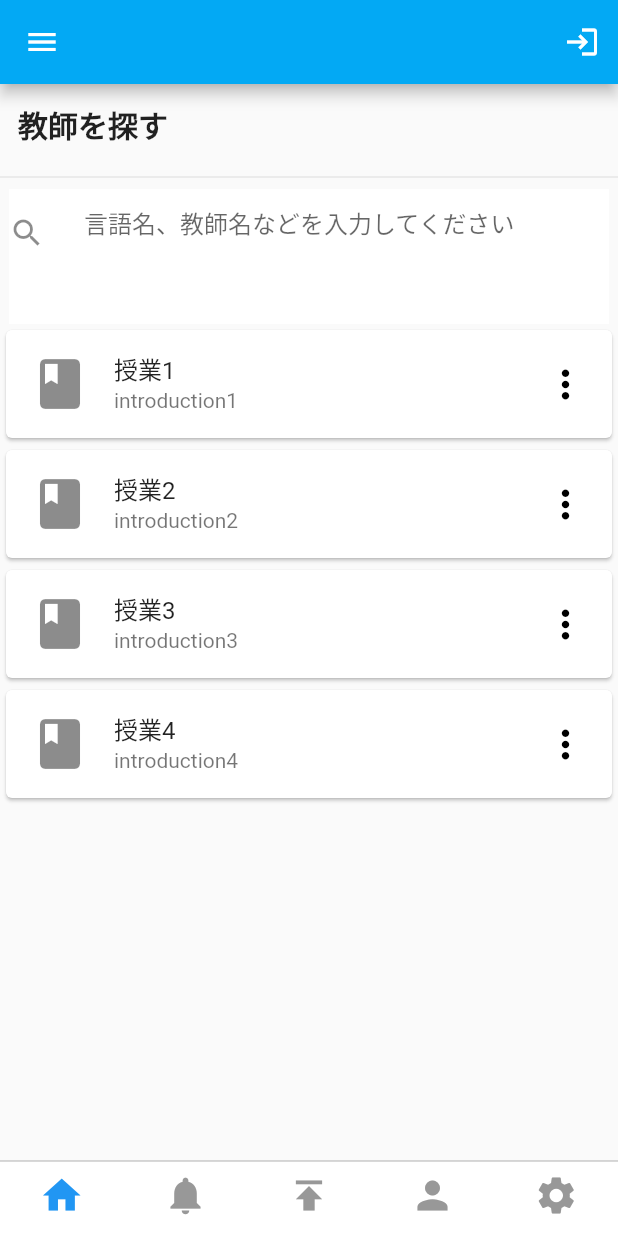
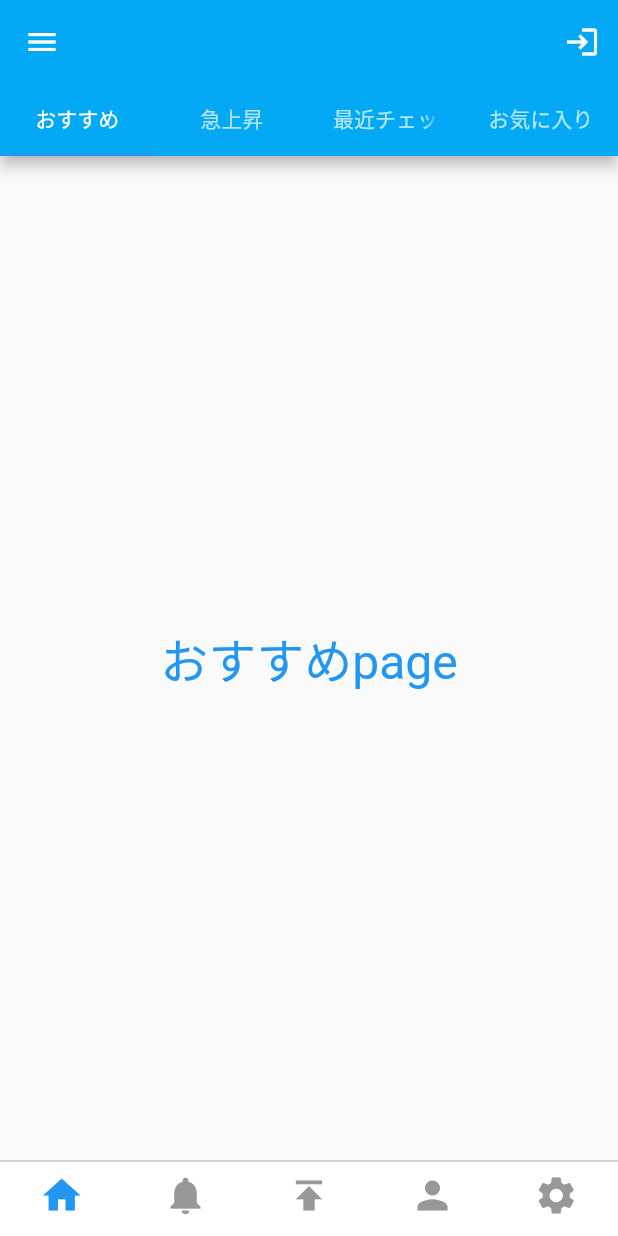
Before and after one commit to Aky-kashi/onetime, a Flutter app: the screen it shows after launch, on a phone screen of 412 x 824 dp. Run offline on Flutter 3.47's test engine with Material 2 defaults, Android fonts, the phone set to English and light mode, and no system bars; our stand-ins replace cloud_firestore, firebase_auth, firebase_core, flutter_hooks, flutter_signin_button, fluttertoast and 2 more; accounts and stored records are empty.

Commit message:
update: homesceen tab

```diff
--- a/lib/screens/home/home_screen.dart
+++ b/lib/screens/home/home_screen.dart
@@ -7,12 +7,27 @@ class HomeScreen extends StatefulWidget {
   _HomeScreenState createState() => _HomeScreenState();
 }
 
-class _HomeScreenState extends State<HomeScreen> {
+class _HomeScreenState extends State<HomeScreen>
+    with SingleTickerProviderStateMixin {
   String text = '';
 
   void chatbox(String input) {
     text = input;
     setState(() {});
+  }
+
+  final List<Tab> tabs = <Tab>[
+    Tab(text: 'おすすめ'),
+    Tab(text: '急上昇'),
+    Tab(text: '最近チェック'),
+    Tab(text: 'お気に入り'),
+  ];
+
+  TabController _tabController;
+
+  void initState() {
+    super.initState();
+    _tabController = TabController(vsync: this, length: tabs.length);
   }
 
   @override
@@ -104,72 +119,48 @@ class _HomeScreenState extends State<HomeScreen> {
         ),
       ),
       appBar: AppBar(
+        //up tab
+        bottom: TabBar(
+          controller: _tabController,
+          tabs: tabs,
+        ),
+
         centerTitle: true,
         actions: [
           IconButton(
-          icon:Icon(Icons.login),
-          onPressed: () {
-            Navigator.push(
-              context,
-              MaterialPageRoute(builder: (context) => LoginScreen()),
-            );}
-          )],
+              icon: Icon(Icons.login),
+              onPressed: () {
+                Navigator.push(
+                  context,
+                  MaterialPageRoute(builder: (context) => LoginScreen()),
+                );
+              })
+        ],
         backgroundColor: Colors.lightBlue,
       ),
-      body: Column(
-        children: [
-          Container(
-            child: Padding(
-              padding: const EdgeInsets.all(12.0),
-              child: Align(
-                alignment: Alignment.centerLeft,
-                child: Text(
-                  '教師を探す',
-                  style: TextStyle(
-                    fontSize: 20,
-                    fontWeight: FontWeight.bold,
-                  ),
-                ),
-              ),
-            ),
-          ),
-          Divider(),
-          Form(
-            // key: formKey,
-            child: SizedBox(
-              height: 90,
-              width: 400,
-              child: ColoredBox(
-                color: Colors.white,
-                child: TextFormField(
-                  maxLines: 2,
-                  onChanged: (String text) {
-                    chatbox(text);
-                  },
-                  decoration: InputDecoration(
-                    hintText: '言語名、教師名などを入力してください',
-                    contentPadding: const EdgeInsets.all(10),
-                    border: InputBorder.none,
-                    icon: Icon(Icons.search),
-                  ),
-                ),
-              ),
-            ),
-          ),
-          Container(
-            child: ListView.builder(
-              shrinkWrap: true, // 高さ関連のエラーが出たら、使う
-              itemCount: 4,
-              itemBuilder: (BuildContext context, int index) {
-                return _buildClassTile(index + 1, 'introduction', context);
-              },
-            ),
-          ),
-        ],
+      body: TabBarView(
+        controller: _tabController,
+        children:tabs.map((Tab tab) {
+          return createTab(tab);
+        }).toList(),
       ),
     );
   }
 
+
+
+Widget createTab(Tab tab) {
+    return Center(
+        child: Text(
+          tab.text + 'page',
+          style: const TextStyle(
+            fontSize: 32.0,
+            color: Colors.blue,
+          ),
+        )
+    );
+  }
+}
   Widget _buildClassTile(
     int index,
     String introduction,
@@ -204,4 +195,3 @@ class _HomeScreenState extends State<HomeScreen> {
       ),
     );
   }
-}
--- a/lib/screens/login/login_screen.dart
+++ b/lib/screens/login/login_screen.dart
@@ -1,7 +1,7 @@
 import 'package:flutter/material.dart';
 import 'package:flutter_signin_button/flutter_signin_button.dart';
 import 'package:fluttertoast/fluttertoast.dart';
-import 'package:onetime/post/post_page.dart';
+//import 'package:onetime/post/post_page.dart';
 import 'package:onetime/view_models/login_view_model_google.dart';
 import 'dart:ui' as ui;
 
```
Also changed, not shown: pubspec.yaml (line endings or trailing spaces).
